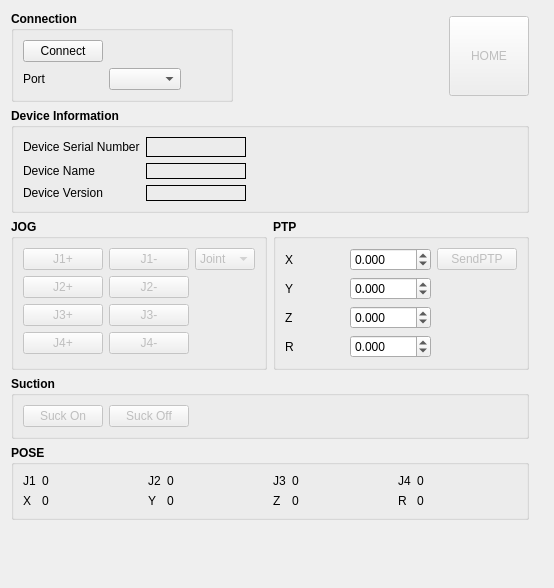
Old version of the form MetaCommLib/dobot/src/DobotControlForm.ui in the repository metavisionvn/MetaCommunicationLib.
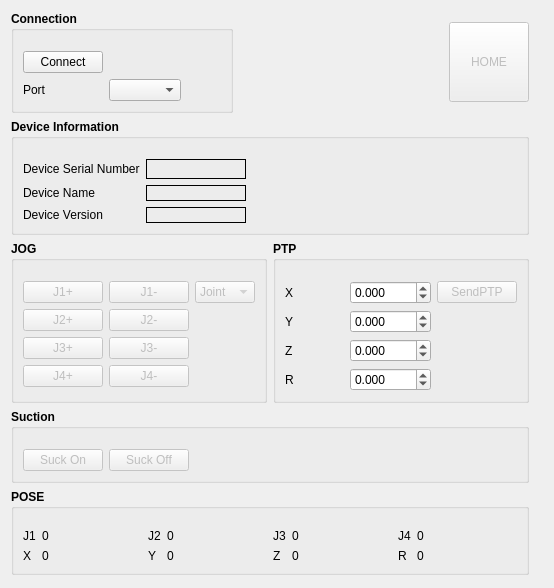
New version of the form.

What changed in the file:
```diff
--- a/MetaCommLib/dobot/src/DobotControlForm.ui
+++ b/MetaCommLib/dobot/src/DobotControlForm.ui
@@ -41,6 +41,9 @@
         <string>Connection</string>
        </property>
        <layout class="QGridLayout" name="gridLayout_2">
+        <property name="topMargin">
+         <number>20</number>
+        </property>
         <item row="1" column="1">
          <widget class="QComboBox" name="comboBox">
           <property name="font">
@@ -136,6 +139,9 @@
       <string>Suction</string>
      </property>
      <layout class="QGridLayout" name="gridLayout_4">
+      <property name="topMargin">
+       <number>20</number>
+      </property>
       <item row="0" column="0">
        <widget class="QPushButton" name="ctrlSuckOn">
         <property name="enabled">
@@ -196,6 +202,9 @@
       <string>Device Information</string>
      </property>
      <layout class="QGridLayout" name="gridLayout">
+      <property name="topMargin">
+       <number>20</number>
+      </property>
       <item row="0" column="1">
        <widget class="QLabel" name="deviceSNLabel">
         <property name="minimumSize">
@@ -317,6 +326,9 @@
       <string>POSE</string>
      </property>
      <layout class="QGridLayout" name="gridLayout_3">
+      <property name="topMargin">
+       <number>20</number>
+      </property>
       <item row="0" column="0">
        <widget class="QLabel" name="label">
         <property name="font">
@@ -596,6 +608,9 @@
         <string>JOG</string>
        </property>
        <layout class="QGridLayout" name="gridLayout_5">
+        <property name="topMargin">
+         <number>20</number>
+        </property>
         <item row="0" column="0">
          <widget class="QPushButton" name="baseAngleAddBtn">
           <property name="enabled">
@@ -762,6 +777,9 @@
         <string>PTP</string>
        </property>
        <layout class="QGridLayout" name="gridLayout_6">
+        <property name="topMargin">
+         <number>20</number>
+        </property>
         <item row="0" column="0">
          <widget class="QLabel" name="label_17">
           <property name="font">
```
